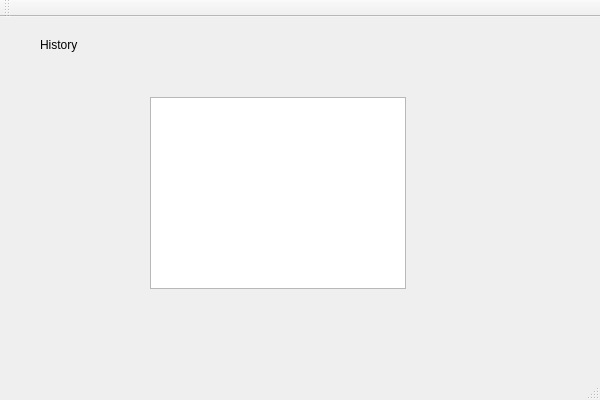
Old version of the form HistoryUI.ui in the repository CarsonV/MathQuizGenerator.
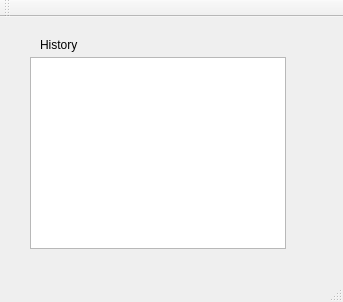
New version of the form.

Diff of the .ui file:
```diff
--- a/HistoryUI.ui
+++ b/HistoryUI.ui
@@ -6,8 +6,8 @@
    <rect>
     <x>0</x>
     <y>0</y>
-    <width>600</width>
-    <height>400</height>
+    <width>343</width>
+    <height>302</height>
    </rect>
   </property>
   <property name="windowTitle">
@@ -30,8 +30,8 @@
    <widget class="QListWidget" name="scoreList">
     <property name="geometry">
      <rect>
-      <x>150</x>
-      <y>80</y>
+      <x>30</x>
+      <y>40</y>
       <width>256</width>
       <height>192</height>
      </rect>
```
Left out of the diff: 2 changed lines with no effect on the pictures.
